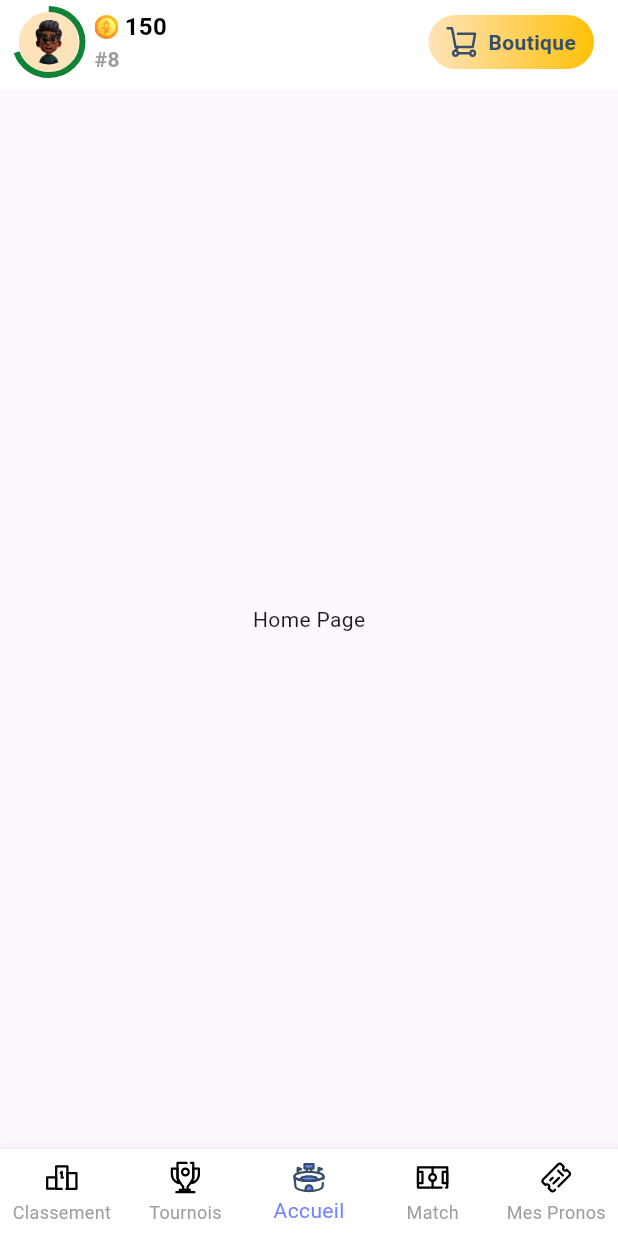
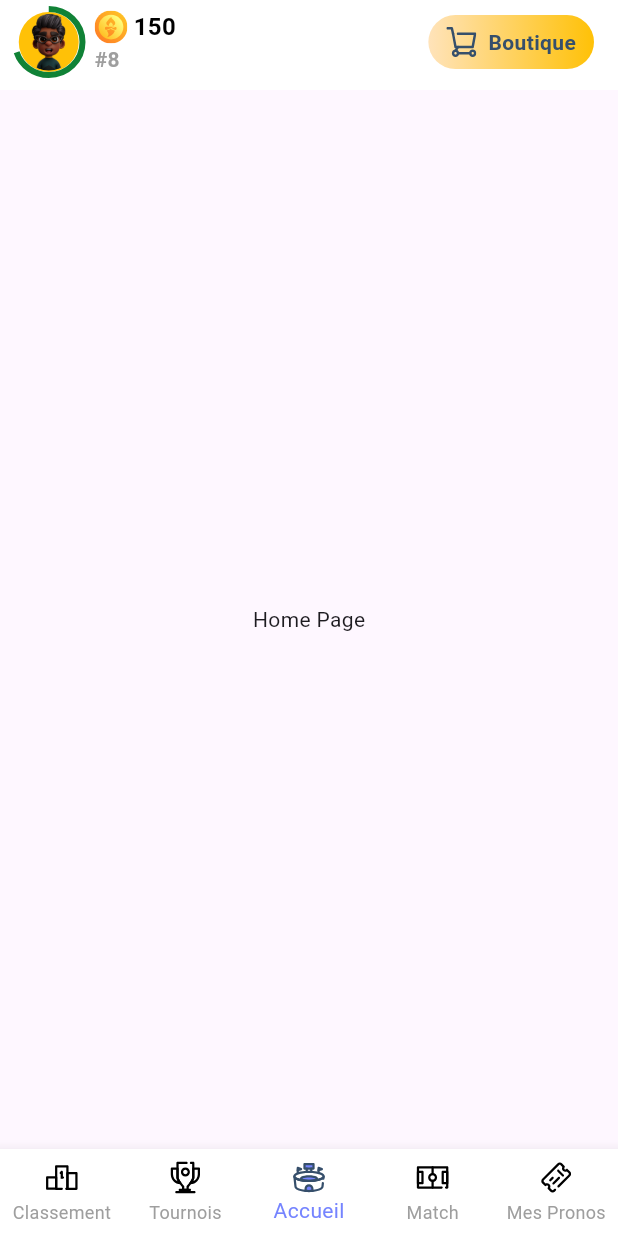
Before and after one commit to MAvyan/test_flutter, a Flutter app: the screen it shows after launch, on a phone screen of 412 x 824 dp. Run offline on Flutter 3.47's test engine with Material 3 defaults, Android fonts, the phone set to English and light mode, and no system bars; our stand-ins replace flutter_svg.

Commit message:
coin size

```diff
--- a/lib/TopNavigationBar.dart
+++ b/lib/TopNavigationBar.dart
@@ -23,7 +23,7 @@ class TopNavigationBar extends StatelessWidget implements PreferredSizeWidget {
                 Container(
                   decoration: BoxDecoration(
                     shape: BoxShape.circle,
-                    color: Color(0xFFFFE3BA),
+                    color: Color(0xFFFFC107),
                   ),
                   width: 40,
                   height: 40,
@@ -41,8 +41,8 @@ class TopNavigationBar extends StatelessWidget implements PreferredSizeWidget {
                 ClipOval(
                   child: Image.asset(
                     'lib/img/person.png',
-                    width: 30,
-                    height: 30,
+                    width: 38,
+                    height: 38,
                     fit: BoxFit.cover,
                   ),
                 ),
@@ -58,7 +58,7 @@ class TopNavigationBar extends StatelessWidget implements PreferredSizeWidget {
                   children: [
                     SvgPicture.asset(
                       'lib/img/coins.svg',
-                      height: 16,
+                      height: 22,
                     ),
                     SizedBox(width: 4),
                     Text(
```
